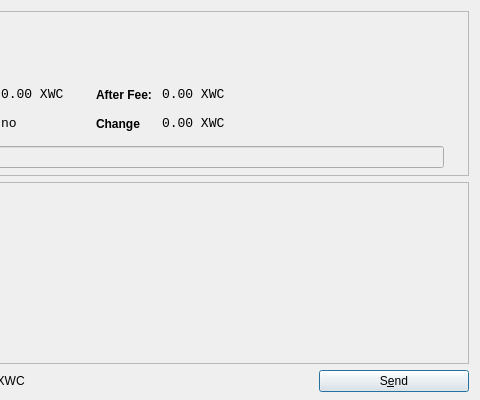
Qt form src/qt/forms/sendcoinsdialog.ui (WhitecoinCore/whitecoin) before a commit; both pictures show x 370 to 850 and y 0 to 400 of the 850 by 400 pixel window.
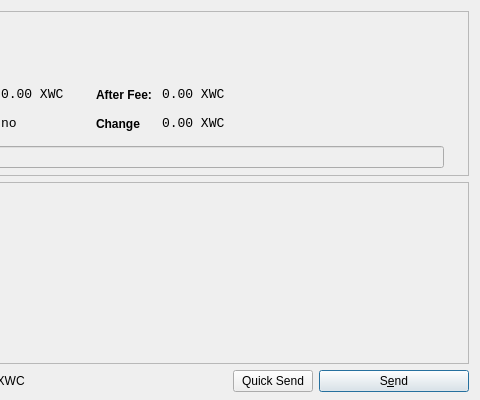
The same form after that commit. Icons and pictures are not drawn.

Commit message: Quick Pay

Patch:
```diff
--- a/src/qt/forms/sendcoinsdialog.ui
+++ b/src/qt/forms/sendcoinsdialog.ui
@@ -739,6 +739,20 @@
        </property>
       </spacer>
      </item>
+     <item>
+      <widget class="QPushButton" name="quickButton">
+       <property name="text">
+        <string>Quick Send</string>
+       </property>
+       <property name="default">
+        <bool>true</bool>
+       </property>
+       <property name="icon">
+        <iconset>
+         <normaloff>:/icons/quitpay</normaloff>:/icons/quitpay</iconset>
+       </property>
+      </widget>
+     </item>
      <item>
       <widget class="QPushButton" name="sendButton">
        <property name="minimumSize">
```
The commit also changes 13 other files.
